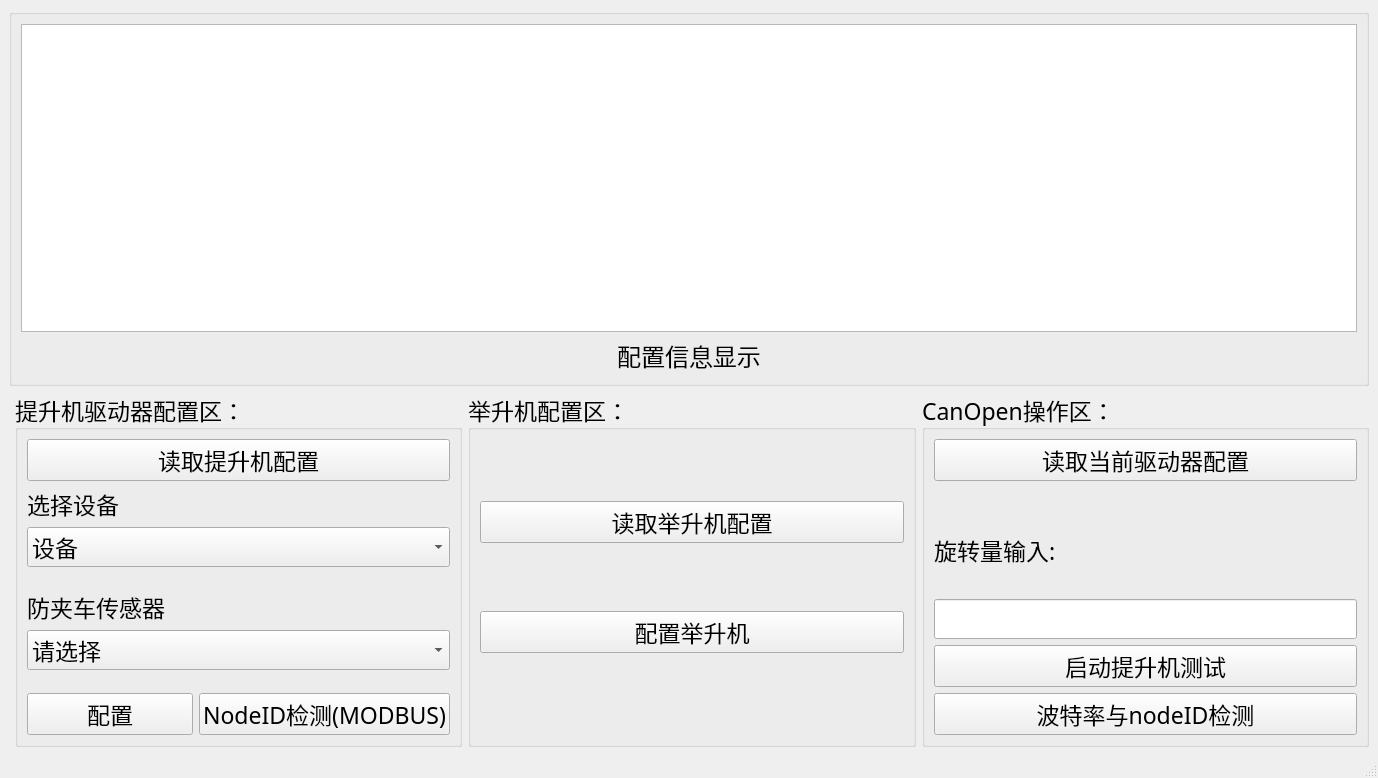
The window that mainPage.ui (jasonlius/driver_config) describes before a commit, drawn with Qt 5.
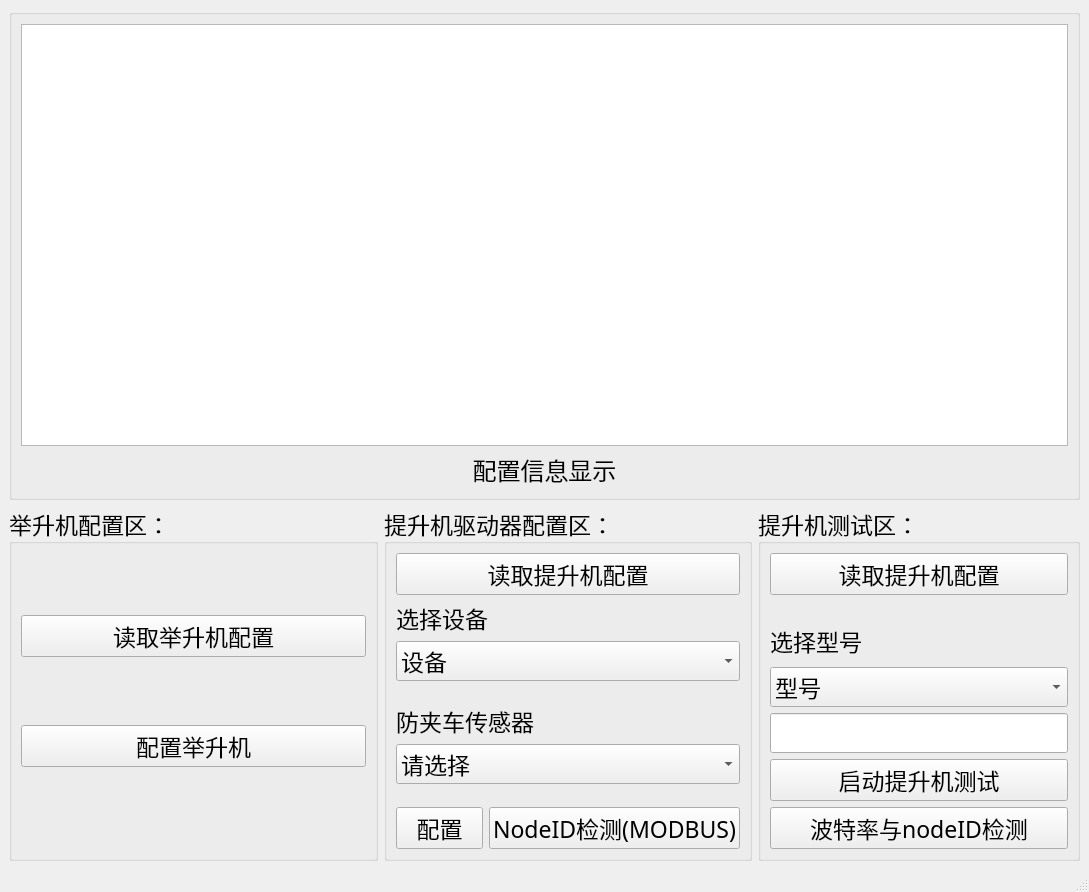
The same window after the commit.

Commit message: 解决可执行文件无法使用提升机测试的问题

Diff of the .ui file:
```diff
--- a/mainPage.ui
+++ b/mainPage.ui
@@ -6,8 +6,8 @@
    <rect>
     <x>0</x>
     <y>0</y>
-    <width>1378</width>
-    <height>778</height>
+    <width>1089</width>
+    <height>892</height>
    </rect>
   </property>
   <property name="font">
@@ -20,6 +20,159 @@
   </property>
   <widget class="QWidget" name="centralwidget">
    <layout class="QGridLayout" name="gridLayout">
+    <item row="1" column="2" colspan="2">
+     <widget class="QGroupBox" name="groupBox_4">
+      <property name="font">
+       <font>
+        <pointsize>17</pointsize>
+       </font>
+      </property>
+      <property name="title">
+       <string>提升机测试区：</string>
+      </property>
+      <layout class="QGridLayout" name="gridLayout_2">
+       <item row="0" column="0">
+        <widget class="QPushButton" name="BtnCheckConfig">
+         <property name="font">
+          <font>
+           <pointsize>17</pointsize>
+          </font>
+         </property>
+         <property name="text">
+          <string>读取提升机配置</string>
+         </property>
+        </widget>
+       </item>
+       <item row="1" column="0">
+        <spacer name="horizontalSpacer_2">
+         <property name="orientation">
+          <enum>Qt::Horizontal</enum>
+         </property>
+         <property name="sizeHint" stdset="0">
+          <size>
+           <width>298</width>
+           <height>20</height>
+          </size>
+         </property>
+        </spacer>
+       </item>
+       <item row="2" column="0">
+        <widget class="QLabel" name="label_7">
+         <property name="font">
+          <font>
+           <pointsize>17</pointsize>
+          </font>
+         </property>
+         <property name="text">
+          <string>选择型号</string>
+         </property>
+        </widget>
+       </item>
+       <item row="3" column="0">
+        <widget class="QComboBox" name="comboBox">
+         <item>
+          <property name="text">
+           <string>型号</string>
+          </property>
+         </item>
+         <item>
+          <property name="text">
+           <string>小版</string>
+          </property>
+         </item>
+         <item>
+          <property name="text">
+           <string>中版</string>
+          </property>
+         </item>
+         <item>
+          <property name="text">
+           <string>大版</string>
+          </property>
+         </item>
+        </widget>
+       </item>
+       <item row="4" column="0">
+        <widget class="QLineEdit" name="lineEdit"/>
+       </item>
+       <item row="5" column="0">
+        <widget class="QPushButton" name="BtnTestLifter">
+         <property name="font">
+          <font>
+           <pointsize>17</pointsize>
+          </font>
+         </property>
+         <property name="text">
+          <string>启动提升机测试</string>
+         </property>
+        </widget>
+       </item>
+       <item row="6" column="0">
+        <widget class="QPushButton" name="BtnBaudDetect">
+         <property name="font">
+          <font>
+           <pointsize>17</pointsize>
+          </font>
+         </property>
+         <property name="text">
+          <string>波特率与nodeID检测</string>
+         </property>
+        </widget>
+       </item>
+      </layout>
+     </widget>
+    </item>
+    <item row="1" column="0">
+     <widget class="QGroupBox" name="groupBox_5">
+      <property name="font">
+       <font>
+        <pointsize>17</pointsize>
+       </font>
+      </property>
+      <property name="title">
+       <string>举升机配置区：</string>
+      </property>
+      <layout class="QGridLayout" name="gridLayout_3">
+       <item row="0" column="0">
+        <widget class="QPushButton" name="BtnCheckLifterConfig">
+         <property name="font">
+          <font>
+           <pointsize>17</pointsize>
+          </font>
+         </property>
+         <property name="text">
+          <string>读取举升机配置</string>
+         </property>
+        </widget>
+       </item>
+       <item row="1" column="0">
+        <widget class="QPushButton" name="BtnConfigLifter">
+         <property name="font">
+          <font>
+           <pointsize>17</pointsize>
+          </font>
+         </property>
+         <property name="text">
+          <string>配置举升机</string>
+         </property>
+        </widget>
+       </item>
+       <item row="2" column="0">
+        <spacer name="horizontalSpacer">
+         <property name="orientation">
+          <enum>Qt::Horizontal</enum>
+         </property>
+         <property name="sizeHint" stdset="0">
+          <size>
+           <width>318</width>
+           <height>20</height>
+          </size>
+         </property>
+        </spacer>
+       </item>
+      </layout>
+     </widget>
+    </item>
     <item row="1" column="1">
      <widget class="QGroupBox" name="groupBox_3">
       <property name="font">
@@ -162,84 +315,6 @@
       </layout>
      </widget>
     </item>
-    <item row="1" column="3">
-     <widget class="QGroupBox" name="groupBox_4">
-      <property name="font">
-       <font>
-        <pointsize>17</pointsize>
-       </font>
-      </property>
-      <property name="title">
-       <string>CanOpen操作区：</string>
-      </property>
-      <layout class="QVBoxLayout" name="verticalLayout_2">
-       <item>
-        <widget class="QPushButton" name="BtnCheckConfig">
-         <property name="font">
-          <font>
-           <pointsize>17</pointsize>
-          </font>
-         </property>
-         <property name="text">
-          <string>读取当前驱动器配置</string>
-         </property>
-        </widget>
-       </item>
-       <item>
-        <spacer name="horizontalSpacer_2">
-         <property name="orientation">
-          <enum>Qt::Horizontal</enum>
-         </property>
-         <property name="sizeHint" stdset="0">
-          <size>
-           <width>40</width>
-           <height>20</height>
-          </size>
-         </property>
-        </spacer>
-       </item>
-       <item>
-        <widget class="QLabel" name="label_7">
-         <property name="font">
-          <font>
-           <pointsize>17</pointsize>
-          </font>
-         </property>
-         <property name="text">
-          <string>旋转量输入:</string>
-         </property>
-        </widget>
-       </item>
-       <item>
-        <widget class="QLineEdit" name="lineEdit"/>
-       </item>
-       <item>
-        <widget class="QPushButton" name="BtnTestLifter">
-         <property name="font">
-          <font>
-           <pointsize>17</pointsize>
-          </font>
-         </property>
-         <property name="text">
-          <string>启动提升机测试</string>
-         </property>
-        </widget>
-       </item>
-       <item>
-        <widget class="QPushButton" name="BtnBaudDetect">
-         <property name="font">
-          <font>
-           <pointsize>17</pointsize>
-          </font>
-         </property>
-         <property name="text">
-          <string>波特率与nodeID检测</string>
-         </property>
-        </widget>
-       </item>
-      </layout>
-     </widget>
-    </item>
     <item row="0" column="0" colspan="4">
      <widget class="QGroupBox" name="groupBox">
       <property name="title">
@@ -271,61 +346,6 @@
       </layout>
      </widget>
     </item>
-    <item row="1" column="2">
-     <widget class="QGroupBox" name="groupBox_5">
-      <property name="font">
-       <font>
-        <pointsize>17</pointsize>
-       </font>
-      </property>
-      <property name="title">
-       <string>举升机配置区：</string>
-      </property>
-      <layout class="QGridLayout" name="gridLayout_2">
-       <item row="0" column="0">
-        <layout class="QVBoxLayout" name="verticalLayout_5">
-         <item>
-          <widget class="QPushButton" name="BtnCheckLifterConfig">
-           <property name="font">
-            <font>
-             <pointsize>17</pointsize>
-            </font>
-           </property>
-           <property name="text">
-            <string>读取举升机配置</string>
-           </property>
-          </widget>
-         </item>
-         <item>
-          <widget class="QPushButton" name="BtnConfigLifter">
-           <property name="font">
-            <font>
-             <pointsize>17</pointsize>
-            </font>
-           </property>
-           <property name="text">
-            <string>配置举升机</string>
-           </property>
-          </widget>
-         </item>
-         <item>
-          <spacer name="horizontalSpacer">
-           <property name="orientation">
-            <enum>Qt::Horizontal</enum>
-           </property>
-           <property name="sizeHint" stdset="0">
-            <size>
-             <width>273</width>
-             <height>20</height>
-            </size>
-           </property>
-          </spacer>
-         </item>
-        </layout>
-       </item>
-      </layout>
-     </widget>
-    </item>
    </layout>
   </widget>
   <widget class="QMenuBar" name="menubar">
```
Left out of the diff: 2 changed lines with no effect on the pictures. The commit also changes 1 other file.
